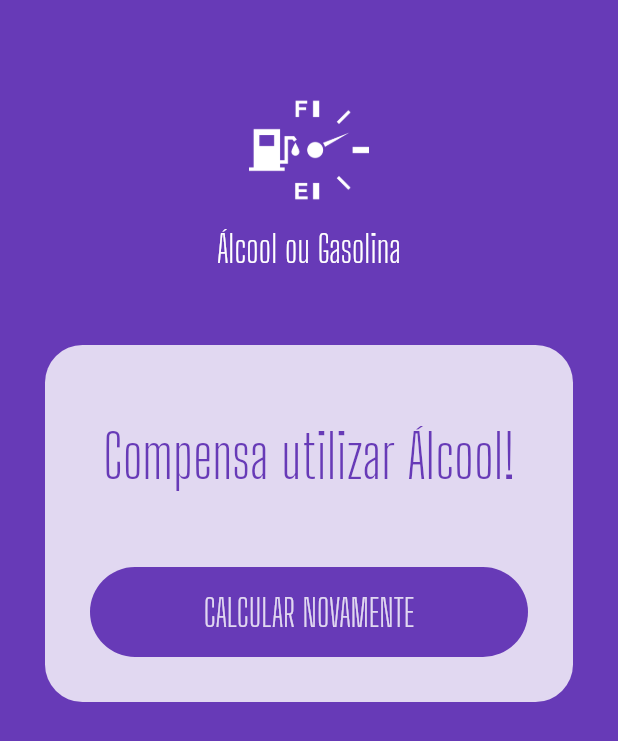
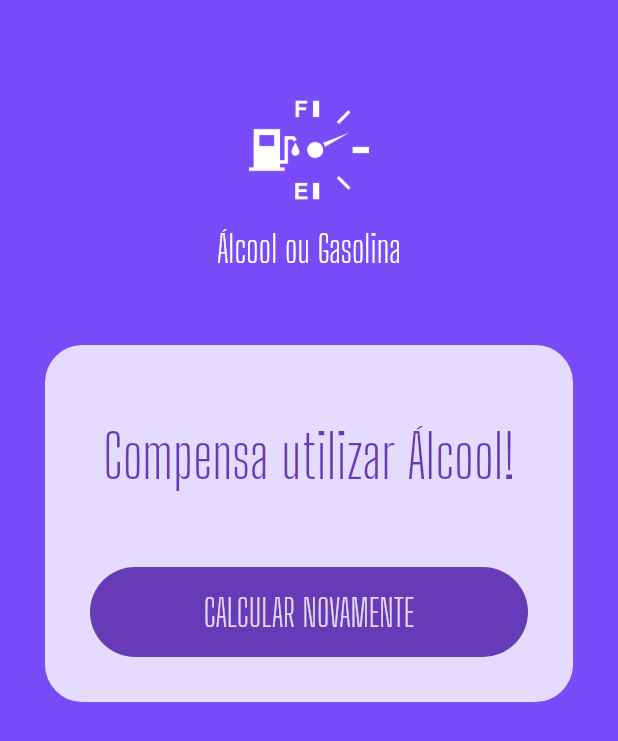
Before and after one commit to HaroldBeyer/Flutter_Alcool_ou_Gasolina, a Flutter app: the screen it shows after launch, after a tap on "CALCULAR", on a phone screen of 412 x 824 dp. Shown: the top 741 px of the screen. Run offline on Flutter 3.47's test engine with Material 2 defaults, Android fonts, the phone set to English and light mode, and no system bars; our stand-ins replace flutter_masked_text.

Commit message:
Animando o fundo

```diff
--- a/lib/pages/home.page.dart
+++ b/lib/pages/home.page.dart
@@ -10,21 +10,21 @@ class HomePage extends StatefulWidget {
 }
 
 class _HomePageState extends State<HomePage> {
+  Color _color = Colors.deepPurple;
   var _gasCtrl = new MoneyMaskedTextController();
-
   var _alcCtrl = new MoneyMaskedTextController();
-
   var _busy = false;
-
   var _completed = false;
-
   var _resultText = "Compensa utilizar álcool";
 
   @override
   Widget build(BuildContext context) {
     return Scaffold(
       backgroundColor: Theme.of(context).primaryColor,
-      body: ListView(
+      body: AnimatedContainer(
+          duration: Duration(milliseconds: 1200),
+          color: _color,
+          child: ListView(
             children: <Widget>[
               Logo(),
               _completed
@@ -39,7 +39,7 @@ class _HomePageState extends State<HomePage> {
                       busy: _busy,
                     ),
             ],
-      ),
+          )),
     );
   }
 
@@ -52,6 +52,7 @@ class _HomePageState extends State<HomePage> {
     double res = alc / gas;
 
     setState(() {
+      _color = Colors.deepPurpleAccent;
       _completed = false;
       _busy = true;
     });
@@ -75,6 +76,7 @@ class _HomePageState extends State<HomePage> {
       _gasCtrl = new MoneyMaskedTextController();
       _completed = false;
       _busy = false;
+      _color = Colors.deepPurple;
     });
   }
 }
```
Lines whose indentation alone changed are shown as unchanged.
